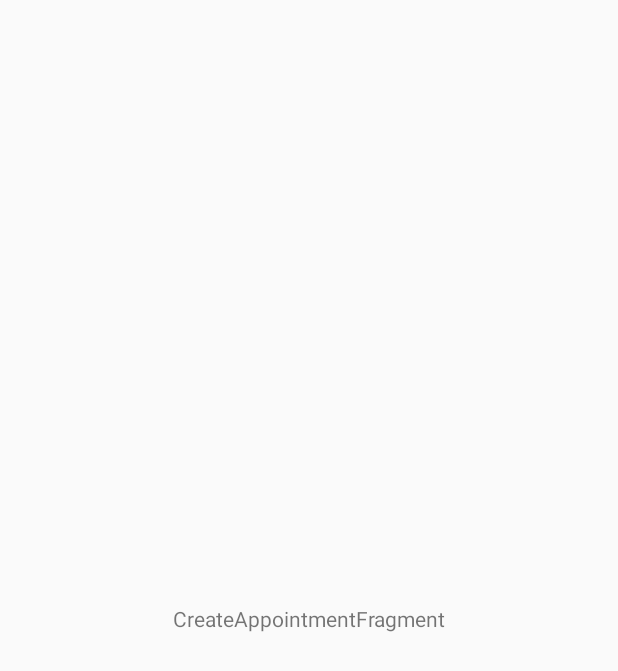
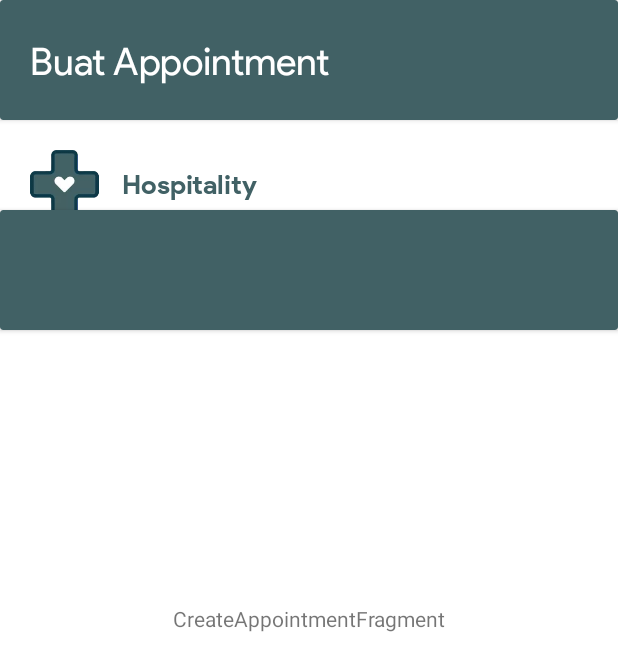
Before and after one commit to fakhrimf/Hospitality, an Android app: the CreateAppointmentFragment screen opened directly, with no data from a screen before it, on a phone screen of 412 x 824 dp. Shown: the top 671 px of the screen. Run offline under Robolectric (Android 15) with nearby library versions, the phone set to English and light mode, and no system bars.

Commit message:
create appointment update

```diff
--- a/app/src/main/res/layout/fragment_create_appointment.xml
+++ b/app/src/main/res/layout/fragment_create_appointment.xml
@@ -1,11 +1,10 @@
 <?xml version="1.0" encoding="utf-8"?>
 <androidx.constraintlayout.widget.ConstraintLayout xmlns:android="http://schemas.android.com/apk/res/android"
     xmlns:app="http://schemas.android.com/apk/res-auto"
-    xmlns:tools="http://schemas.android.com/tools"
     android:id="@+id/create_appointment"
     android:layout_width="match_parent"
     android:layout_height="match_parent"
-    tools:context=".appointment.CreateAppointmentFragment">
+    android:background="@color/white">
 
     <TextView
         android:id="@+id/message"
@@ -17,4 +16,55 @@
         app:layout_constraintStart_toStartOf="parent"
         app:layout_constraintTop_toTopOf="parent" />
 
+    <androidx.cardview.widget.CardView
+        android:id="@+id/topBar"
+        android:layout_width="match_parent"
+        android:layout_height="80dp"
+        app:cardBackgroundColor="@color/accent"
+        app:layout_constraintStart_toStartOf="parent"
+        app:layout_constraintTop_toTopOf="parent">
+
+        <TextView
+            android:layout_width="wrap_content"
+            android:layout_height="wrap_content"
+            android:layout_marginStart="20dp"
+            android:layout_marginTop="25dp"
+            android:fontFamily="@font/psansreg"
+            android:text="Buat Appointment"
+            android:textColor="@color/white"
+            android:textSize="25sp" />
+    </androidx.cardview.widget.CardView>
+
+    <ImageView
+        android:id="@+id/LogoHospitality"
+        android:layout_width="46dp"
+        android:layout_height="46dp"
+        android:layout_margin="20dp"
+        android:src="@drawable/ic_hospitality_color"
+        app:layout_constraintStart_toStartOf="parent"
+        app:layout_constraintTop_toBottomOf="@+id/topBar" />
+<!--TODO: sama gilang-->
+    <TextView
+        android:id="@+id/textView11"
+        android:layout_width="wrap_content"
+        android:layout_height="wrap_content"
+        android:layout_marginStart="15dp"
+        android:fontFamily="@font/psansbold"
+        android:text="@string/app_name"
+        android:textColor="@color/accent"
+        android:textSize="18sp"
+        app:layout_constraintBottom_toBottomOf="@+id/LogoHospitality"
+        app:layout_constraintStart_toEndOf="@+id/LogoHospitality"
+        app:layout_constraintTop_toTopOf="@+id/LogoHospitality" />
+
+    <androidx.cardview.widget.CardView
+        android:layout_width="match_parent"
+        android:layout_height="80dp"
+        android:layout_marginTop="60dp"
+        app:cardBackgroundColor="@color/accent"
+        app:layout_constraintTop_toBottomOf="@id/topBar">
+
+    </androidx.cardview.widget.CardView>
+
+
 </androidx.constraintlayout.widget.ConstraintLayout>
```
